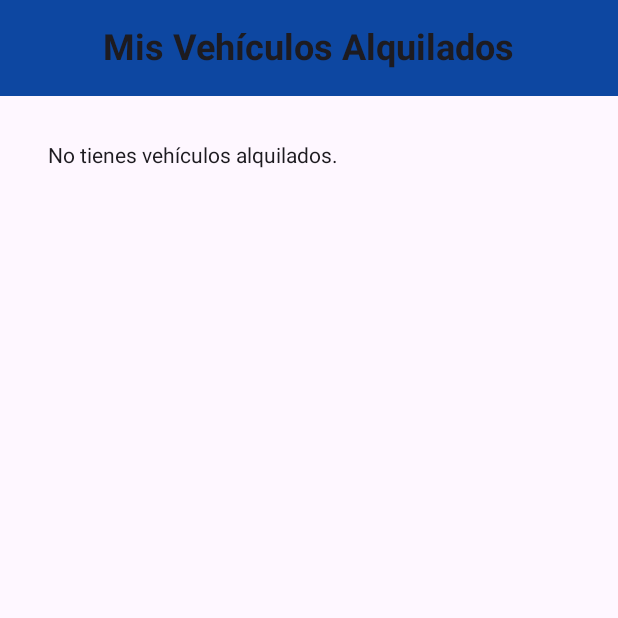
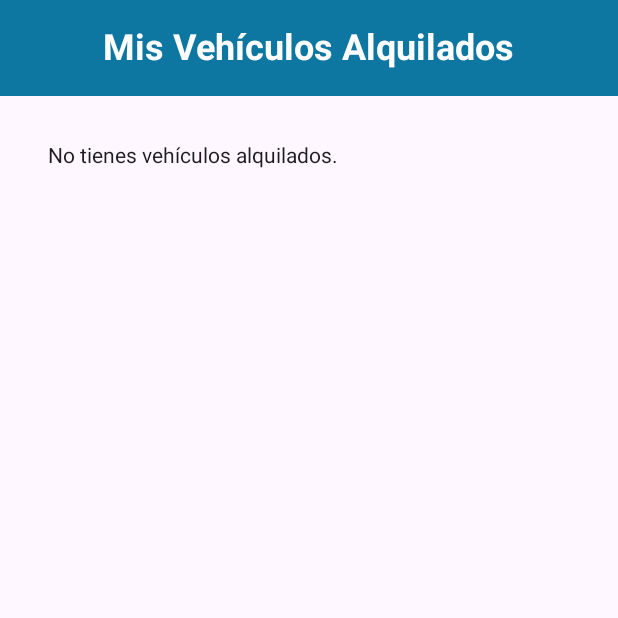
Before and after one commit to mmedina23/RentaVehiculosAndroid, an Android app built with Jetpack Compose: the VehiculosRentadosScreen screen opened through its navigation route, on a phone screen of 412 x 824 dp, the top half of it. Run offline under Robolectric (Android 15) with nearby library versions, the phone set to English and light mode, and no system bars.

Commit message:
Feat Mejora de la UI

```diff
--- a/app/src/main/java/com/pmd/rentavehiculos/MainActivity.kt
+++ b/app/src/main/java/com/pmd/rentavehiculos/MainActivity.kt
@@ -1,12 +1,15 @@
 package com.pmd.rentavehiculos
 
+import android.os.Build
 import android.os.Bundle
 import androidx.activity.ComponentActivity
 import androidx.activity.compose.setContent
+import androidx.annotation.RequiresApi
 import androidx.navigation.compose.rememberNavController
 import com.pmd.rentavehiculos.core.Navigation
 
 class MainActivity : ComponentActivity() {
+    @RequiresApi(Build.VERSION_CODES.O)
     override fun onCreate(savedInstanceState: Bundle?) {
         super.onCreate(savedInstanceState)
         setContent {
--- a/app/src/main/java/com/pmd/rentavehiculos/remote/RetrofitClient.kt
+++ b/app/src/main/java/com/pmd/rentavehiculos/remote/RetrofitClient.kt
@@ -4,7 +4,7 @@ import retrofit2.Retrofit
 import retrofit2.converter.gson.GsonConverterFactory
 
 object RetrofitClient {
-    private const val BASE_URL = "http://172.20.10.2:8080/api/v1/" // Cambiar a la URL real
+    private const val BASE_URL = "http://10.50.2.28:8080/api/v1/" // Cambiar a la URL real
 
     val authService: AuthService by lazy {
         Retrofit.Builder()
--- a/app/src/main/java/com/pmd/rentavehiculos/screen/VehiculosAdminScreen.kt
+++ b/app/src/main/java/com/pmd/rentavehiculos/screen/VehiculosAdminScreen.kt
@@ -67,7 +67,7 @@ fun VehiculosAdminScreen(
     Scaffold(
         topBar = {
             CenterAlignedTopAppBar(
-                title = { Text("Panel de Administración") },
+                title = { Text("Panel de Administrador") },
                 colors = TopAppBarDefaults.centerAlignedTopAppBarColors(
                     containerColor = Color(0xFF0077B7),
                     titleContentColor = Color.White
--- a/app/src/main/java/com/pmd/rentavehiculos/screen/VehiculosRentadosScreen.kt
+++ b/app/src/main/java/com/pmd/rentavehiculos/screen/VehiculosRentadosScreen.kt
@@ -47,10 +47,11 @@ fun VehiculosRentadosScreen(
                     Text(
                         text = "Mis Vehículos Alquilados",
                         fontWeight = FontWeight.Bold,
-                        fontSize = 24.sp
+                        fontSize = 24.sp,
+                        color = Color.White
                     )
                 },
-                colors = TopAppBarDefaults.topAppBarColors(containerColor = Color(0xFF0D47A1))
+                colors = TopAppBarDefaults.topAppBarColors(containerColor = Color(0xFF0D77A1))
             )
         },
         snackbarHost = { SnackbarHost(snackbarHostState) }
```
Also changed, not shown: app/src/main/java/com/pmd/rentavehiculos/screen/MenuAdminScreen.kt (+18 -8 lines), app/src/main/java/com/pmd/rentavehiculos/screen/VehiculosScreen.kt (+12 -3 lines).
